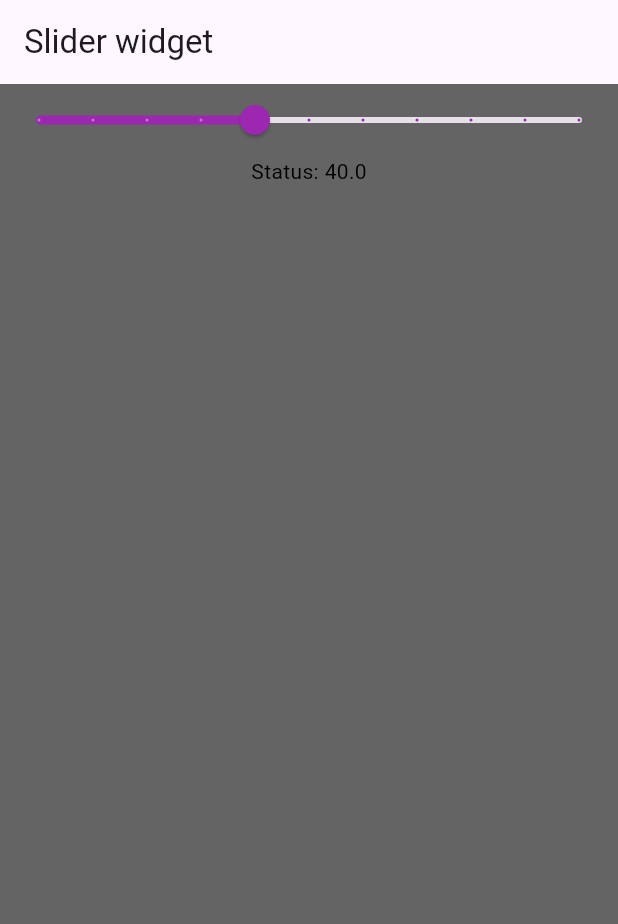
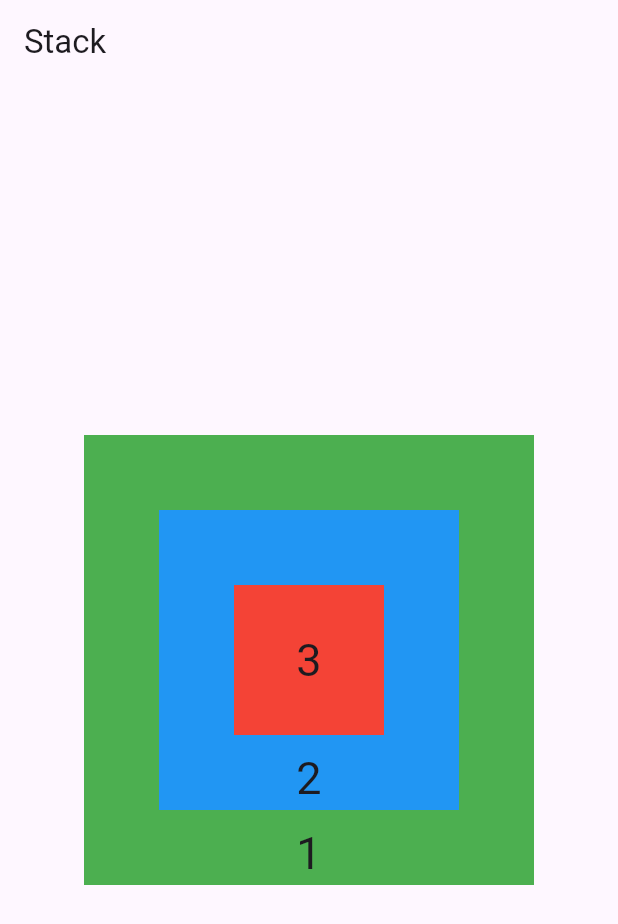
Before and after one commit to vaibhavt-nt/flutter_training, a Flutter app: the screen it shows after launch, on a phone screen of 412 x 824 dp. Shown: the top 924 px of the screen. Run offline on Flutter 3.47's test engine with Material 3 defaults, Android fonts, the light colour scheme and no system bars; key blocks and very long unbroken strings in the code were emptied for the run.

Commit message:
simple stack example create

```diff
--- a/lib/main.dart
+++ b/lib/main.dart
@@ -12,6 +12,7 @@ import 'package:flutter_training/widgets/refresh_indicator.dart';
 import 'package:flutter_training/widgets/scroll_bar.dart';
 import 'package:flutter_training/widgets/silver_appbar.dart';
 import 'package:flutter_training/widgets/slider.dart';
+import 'package:flutter_training/widgets/stack.dart';
 import 'package:flutter_training/widgets/tab_bar.dart';
 import 'package:flutter_training/widgets/table_view.dart';
 
@@ -24,7 +25,7 @@ class homepage extends StatelessWidget {
   Widget build(BuildContext context) {
     return MaterialApp(
       title: "my home page",
-      home: slider_widget(),
+      home: StackWidget(),
     );
   }
 }
--- a/lib/widgets/stack.dart
+++ b/lib/widgets/stack.dart
@@ -0,0 +1,48 @@
+import 'package:flutter/material.dart';
+
+class StackWidget extends StatelessWidget {
+  const StackWidget({super.key});
+
+  @override
+  Widget build(BuildContext context) {
+    return Scaffold(
+      appBar: AppBar(
+        title: Text("Stack"),
+      ),
+      body: Center(
+        child: Stack(
+          alignment: AlignmentDirectional.center,
+          children: [
+            Container(
+              alignment: AlignmentDirectional.bottomCenter,
+              child: Text("1",textAlign: TextAlign.center,style: TextStyle(
+                fontSize: 30
+              ),),
+              color: Colors.green,
+              height: 300,
+              width: 300,
+            ),
+            Container(
+              alignment: AlignmentDirectional.bottomCenter,
+              child: Text("2",textAlign: TextAlign.center,style: TextStyle(
+                  fontSize: 30
+              ),),
+              color: Colors.blue,
+              height: 200,
+              width: 200,
+            ),
+            Container(
+              alignment: AlignmentDirectional.center,
+              child: Text("3",textAlign: TextAlign.center,style: TextStyle(
+                  fontSize: 30
+              ),),
+              color: Colors.red,
+              height: 100,
+              width: 100,
+            )
+          ],
+        ),
+      ),
+    );
+  }
+}
```
